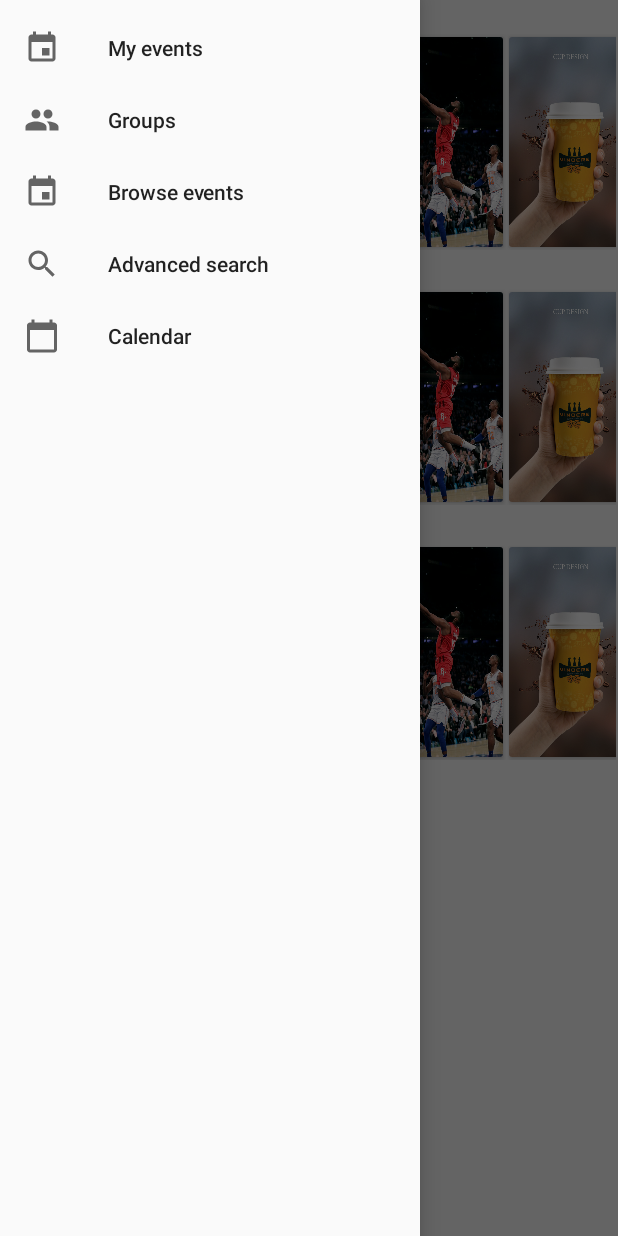
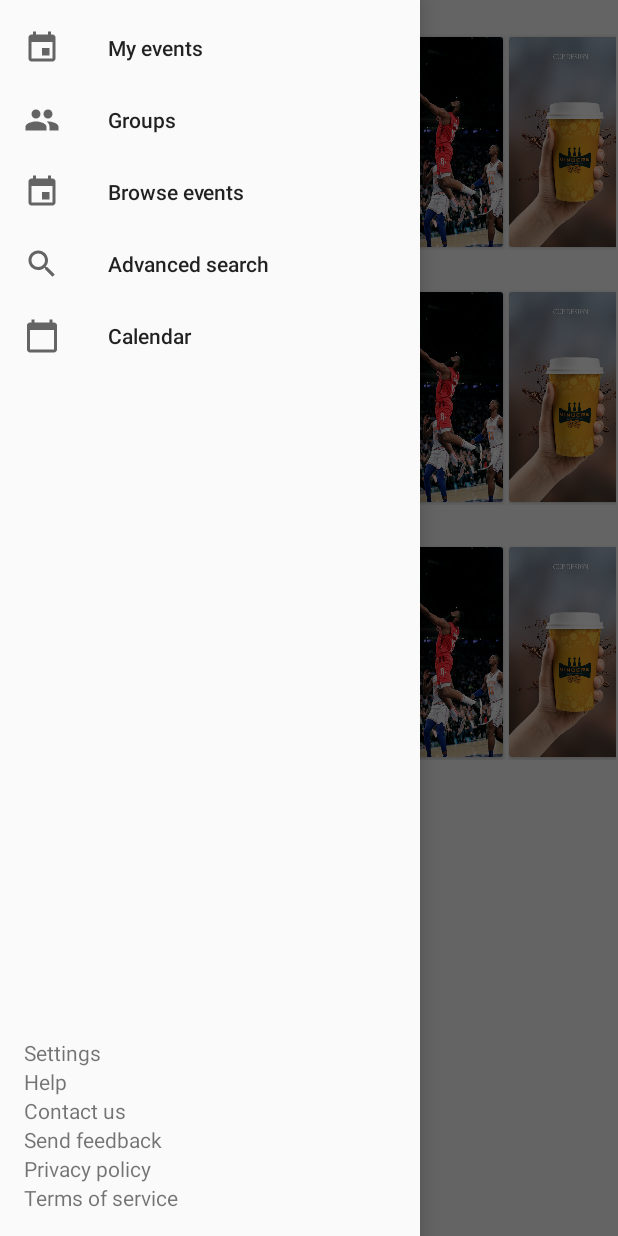
Before and after one commit to Jonno0902/PlanBee, an Android app: the screen it shows after launch (MainActivity), with the side drawer open, on a phone screen of 412 x 824 dp. Run offline under Robolectric (Android 15) with nearby library versions, the phone set to English and light mode, and no system bars.

Commit message:
Updated nav drawer
Added basic bottom text to nav drawer

```diff
--- a/app/src/main/res/layout/activity_main.xml
+++ b/app/src/main/res/layout/activity_main.xml
@@ -78,6 +78,53 @@
         android:layout_height="match_parent"
         android:layout_gravity="start"
         android:fitsSystemWindows="true"
-        app:menu="@menu/navigation_view"/>
+        app:menu="@menu/navigation_view">
+
+        <LinearLayout
+            android:layout_width="match_parent"
+            android:layout_height="wrap_content"
+            android:layout_gravity="bottom"
+            android:orientation="vertical"
+            android:padding="16dp">
+
+            <TextView
+                android:id="@+id/bottom_settings"
+                android:layout_width="match_parent"
+                android:layout_height="wrap_content"
+                android:text="@string/nav_bottom_settings" />
+
+            <TextView
+                android:id="@+id/bottom_help"
+                android:layout_width="match_parent"
+                android:layout_height="wrap_content"
+                android:text="@string/nav_bottom_help" />
+
+            <TextView
+                android:id="@+id/bottom_contact_us"
+                android:layout_width="match_parent"
+                android:layout_height="wrap_content"
+                android:text="@string/nav_bottom_contact_us" />
+
+            <TextView
+                android:id="@+id/bottom_send_feedback"
+                android:layout_width="match_parent"
+                android:layout_height="wrap_content"
+                android:text="@string/nav_bottom_send_feedback" />
+
+            <TextView
+                android:id="@+id/bottom_privacy_policy"
+                android:layout_width="match_parent"
+                android:layout_height="wrap_content"
+                android:text="@string/nav_bottom_privacy_policy" />
+
+            <TextView
+                android:id="@+id/bottom_tos"
+                android:layout_width="match_parent"
+                android:layout_height="wrap_content"
+                android:text="@string/nav_bottom_tos" />
+
+        </LinearLayout>
+
+    </android.support.design.widget.NavigationView>
 
 </android.support.v4.widget.DrawerLayout>
--- a/app/src/main/res/menu/navigation_view.xml
+++ b/app/src/main/res/menu/navigation_view.xml
@@ -25,6 +25,5 @@
             android:id="@+id/nav_calendar"
             android:icon="@drawable/ic__calendar"
             android:title="@string/nav_calendar_title" />
-
     </group>
 </menu>
--- a/app/src/main/res/values/strings.xml
+++ b/app/src/main/res/values/strings.xml
@@ -11,5 +11,11 @@
     <string name="nav_advanced_search_title">Advanced search</string>
     <string name="nav_browse_events_title">Browse events</string>
     <string name="nav_calendar_title">Calendar</string>
+    <string name="nav_bottom_settings">Settings</string>
+    <string name="nav_bottom_help">Help</string>
+    <string name="nav_bottom_contact_us">Contact us</string>
+    <string name="nav_bottom_send_feedback">Send feedback</string>
+    <string name="nav_bottom_privacy_policy">Privacy policy</string>
+    <string name="nav_bottom_tos">Terms of service</string>
 
 </resources>
```
